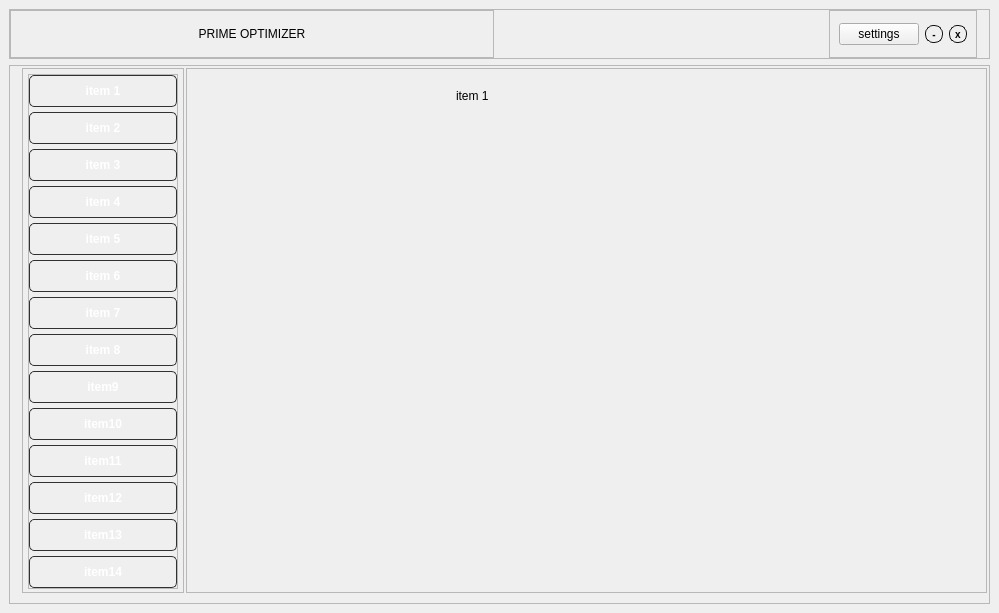
ratestheme/project-1, file interface.ui: the form before one commit.
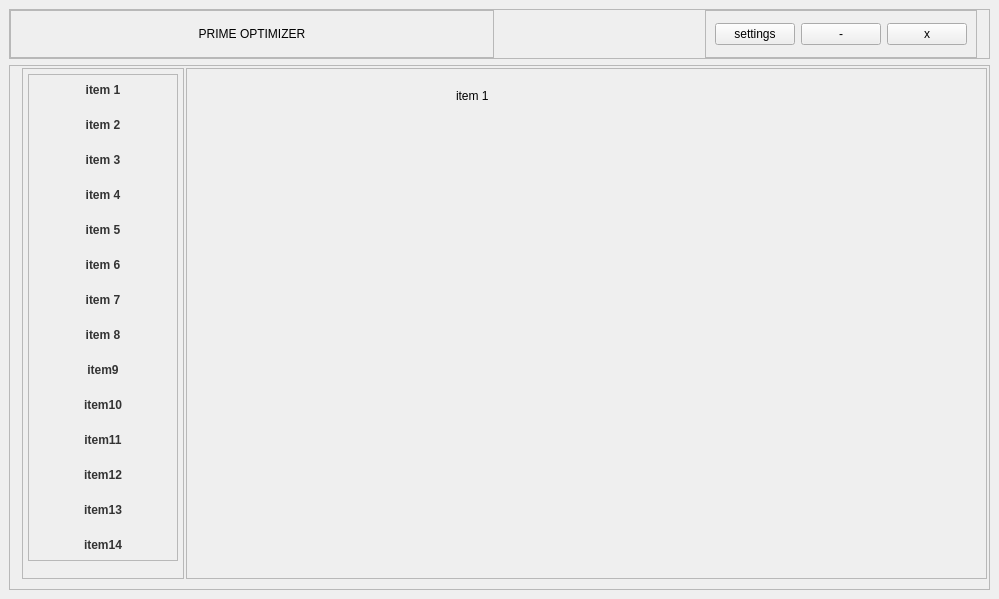
The form after the commit.

Diff of the .ui file:
```diff
--- a/interface.ui
+++ b/interface.ui
@@ -131,26 +131,7 @@
           <item>
            <widget class="QPushButton" name="pushButton_17">
             <property name="styleSheet">
-             <string notr="true">QPushButton {
-    background: transparent;
-    border-radius: 8px;  /* Half of height for perfect round */
-    border:1px solid #111111;
-    color: black;
-  
-    font-size: 10px;
-    font-weight: bold;
-    min-width: 16px;
-    min-height: 16px;
-}
-
-QPushButton:hover {
-    background: qlineargradient(x1:0, y1:0, x2:1, y2:0, stop:0 #ff4444, stop:1 #ff4333);
-}
-
-QPushButton:pressed {
-    background: qlineargradient(x1:0, y1:0, x2:1, y2:0, stop:0 #ff4444, stop:1 #ff3334);
-    padding-top: 3px;  /* Micro push effect */
-}</string>
+             <string notr="true"/>
             </property>
             <property name="text">
              <string>-</string>
@@ -160,26 +141,7 @@
           <item>
            <widget class="QPushButton" name="pushButton">
             <property name="styleSheet">
-             <string notr="true">QPushButton {
-    background: transparent;
-    border-radius: 8px;  /* Half of height for perfect round */
-    border:1px solid #111111;
-    color: black;
-  
-    font-size: 10px;
-    font-weight: bold;
-    min-width: 16px;
-    min-height: 16px;
-}
-
-QPushButton:hover {
-    background: qlineargradient(x1:0, y1:0, x2:1, y2:0, stop:0 #ff4444, stop:1 #ff4333);
-}
-
-QPushButton:pressed {
-    background: qlineargradient(x1:0, y1:0, x2:1, y2:0, stop:0 #ff4444, stop:1 #ff3334);
-    padding-top: 3px;  /* Micro push effect */
-}</string>
+             <string notr="true"/>
             </property>
             <property name="text">
              <string>x</string>
@@ -286,30 +248,19 @@
               <widget class="QPushButton" name="pushButton_2">
                <property name="styleSheet">
                 <string notr="true">QPushButton {
-    background: qlineargradient(
-        x1:0, y1:0, x2:1, y2:0,
-        stop:0 #222421, stop:1 #333232
-    );
-    border: 1px solid #303231;
-    border-radius: 5px;
-    color: white;
-    padding: 8px 16px;
-    font-weight: bold;
-}
-
-QPushButton:hover {
-    background: qlineargradient(
-        x1:0, y1:0, x2:1, y2:0,
-        stop:0 #333232, stop:1 #222421
-    );
-}
-
-QPushButton:pressed {
-    background: qlineargradient(
-        x1:0, y1:0, x2:1, y2:0,
-        stop:0 #222421, stop:1 #333232
-    );
-}</string>
+                background-color: transparent;
+                border-radius: 5px;
+                color: #333;
+                padding: 8px 16px;
+                font-weight: bold;
+            }
+            QPushButton:hover {
+                background-color: #e0e0e0;
+            }
+            QPushButton:pressed {
+                background-color: #d0d0d0;
+            }
+            </string>
                </property>
                <property name="text">
                 <string>item 1</string>
@@ -320,30 +271,19 @@
               <widget class="QPushButton" name="pushButton_3">
                <property name="styleSheet">
                 <string notr="true">QPushButton {
-    background: qlineargradient(
-        x1:0, y1:0, x2:1, y2:0,
-        stop:0 #222421, stop:1 #333232
-    );
-    border: 1px solid #303231;
-    border-radius: 5px;
-    color: white;
-    padding: 8px 16px;
-    font-weight: bold;
-}
-
-QPushButton:hover {
-    background: qlineargradient(
-        x1:0, y1:0, x2:1, y2:0,
-        stop:0 #333232, stop:1 #222421
-    );
-}
-
-QPushButton:pressed {
-    background: qlineargradient(
-        x1:0, y1:0, x2:1, y2:0,
-        stop:0 #222421, stop:1 #333232
-    );
-}</string>
+                background-color: transparent;
+                border-radius: 5px;
+                color: #333;
+                padding: 8px 16px;
+                font-weight: bold;
+            }
+            QPushButton:hover {
+                background-color: #e0e0e0;
+            }
+            QPushButton:pressed {
+                background-color: #d0d0d0;
+            }
+          </string>
                </property>
                <property name="text">
                 <string>item 2</string>
@@ -354,54 +294,19 @@
               <widget class="QPushButton" name="pushButton_4">
                <property name="styleSheet">
                 <string notr="true">QPushButton {
-    background: qlineargradient(
-        x1:0, y1:0, x2:1, y2:0,
-        stop:0 #222421, stop:1 #333232
-    );
-    border: 1px solid #303231;
-    border-radius: 5px;
-    color: white;
-    padding: 8px 16px;
-    font-weight: bold;
-}
-
-QPushButton:hover {
-    background: qlineargradient(
-        x1:0, y1:0, x2:1, y2:0,
-        stop:0 #333232, stop:1 #222421
-    );
-}
-
-QPushButton:pressed {
-    background: qlineargradient(
-        x1:0, y1:0, x2:1, y2:0,
-        stop:0 #222421, stop:1 #333232
-    );
-}QPushButton {
-    background: qlineargradient(
-        x1:0, y1:0, x2:1, y2:0,
-        stop:0 #222421, stop:1 #333232
-    );
-    border: 1px solid #303231;
-    border-radius: 5px;
-    color: white;
-    padding: 8px 16px;
-    font-weight: bold;
-}
-
-QPushButton:hover {
-    background: qlineargradient(
-        x1:0, y1:0, x2:1, y2:0,
-        stop:0 #333232, stop:1 #222421
-    );
-}
-
-QPushButton:pressed {
-    background: qlineargradient(
-        x1:0, y1:0, x2:1, y2:0,
-        stop:0 #222421, stop:1 #333232
-    );
-}</string>
+                background-color: transparent;
+                border-radius: 5px;
+                color: #333;
+                padding: 8px 16px;
+                font-weight: bold;
+            }
+            QPushButton:hover {
+                background-color: #e0e0e0;
+            }
+            QPushButton:pressed {
+                background-color: #d0d0d0;
+            }
+          </string>
                </property>
                <property name="text">
                 <string>item 3</string>
@@ -412,30 +317,19 @@
               <widget class="QPushButton" name="pushButton_5">
                <property name="styleSheet">
                 <string notr="true">QPushButton {
-    background: qlineargradient(
-        x1:0, y1:0, x2:1, y2:0,
-        stop:0 #222421, stop:1 #333232
-    );
-    border: 1px solid #303231;
-    border-radius: 5px;
-    color: white;
-    padding: 8px 16px;
-    font-weight: bold;
-}
-
-QPushButton:hover {
-    background: qlineargradient(
-        x1:0, y1:0, x2:1, y2:0,
-        stop:0 #333232, stop:1 #222421
-    );
-}
-
-QPushButton:pressed {
-    background: qlineargradient(
-        x1:0, y1:0, x2:1, y2:0,
-        stop:0 #222421, stop:1 #333232
-    );
-}</string>
+                background-color: transparent;
+                border-radius: 5px;
+                color: #333;
+                padding: 8px 16px;
+                font-weight: bold;
+            }
+            QPushButton:hover {
+                background-color: #e0e0e0;
+            }
+            QPushButton:pressed {
+                background-color: #d0d0d0;
+            }
+          </string>
                </property>
                <property name="text">
                 <string>item 4</string>
@@ -446,30 +340,19 @@
               <widget class="QPushButton" name="pushButton_6">
                <property name="styleSheet">
                 <string notr="true">QPushButton {
-    background: qlineargradient(
-        x1:0, y1:0, x2:1, y2:0,
-        stop:0 #222421, stop:1 #333232
-    );
-    border: 1px solid #303231;
-    border-radius: 5px;
-    color: white;
-    padding: 8px 16px;
-    font-weight: bold;
-}
-
-QPushButton:hover {
-    background: qlineargradient(
-        x1:0, y1:0, x2:1, y2:0,
-        stop:0 #333232, stop:1 #222421
-    );
-}
-
-QPushButton:pressed {
-    background: qlineargradient(
-        x1:0, y1:0, x2:1, y2:0,
-        stop:0 #222421, stop:1 #333232
-    );
-}</string>
+                background-color: transparent;
+                border-radius: 5px;
+                color: #333;
+                padding: 8px 16px;
+                font-weight: bold;
+            }
+            QPushButton:hover {
+                background-color: #e0e0e0;
+            }
+            QPushButton:pressed {
+                background-color: #d0d0d0;
+            }
+          </string>
                </property>
                <property name="text">
                 <string>item 5</string>
@@ -480,30 +363,19 @@
               <widget class="QPushButton" name="pushButton_7">
                <property name="styleSheet">
                 <string notr="true">QPushButton {
-    background: qlineargradient(
-        x1:0, y1:0, x2:1, y2:0,
-        stop:0 #222421, stop:1 #333232
-    );
-    border: 1px solid #303231;
-    border-radius: 5px;
-    color: white;
-    padding: 8px 16px;
-    font-weight: bold;
-}
-
-QPushButton:hover {
-    background: qlineargradient(
-        x1:0, y1:0, x2:1, y2:0,
-        stop:0 #333232, stop:1 #222421
-    );
-}
-
-QPushButton:pressed {
-    background: qlineargradient(
-        x1:0, y1:0, x2:1, y2:0,
-        stop:0 #222421, stop:1 #333232
-    );
-}</string>
+                background-color: transparent;
+                border-radius: 5px;
+                color: #333;
+                padding: 8px 16px;
+                font-weight: bold;
+            }
+            QPushButton:hover {
+                background-color: #e0e0e0;
+            }
+            QPushButton:pressed {
+                background-color: #d0d0d0;
+            }
+          </string>
                </property>
                <property name="text">
                 <string>item 6</string>
@@ -514,30 +386,19 @@
               <widget class="QPushButton" name="pushButton_8">
                <property name="styleSheet">
                 <string notr="true">QPushButton {
-    background: qlineargradient(
-        x1:0, y1:0, x2:1, y2:0,
-        stop:0 #222421, stop:1 #333232
-    );
-    border: 1px solid #303231;
-    border-radius: 5px;
-    color: white;
-    padding: 8px 16px;
-    font-weight: bold;
-}
-
-QPushButton:hover {
-    background: qlineargradient(
-        x1:0, y1:0, x2:1, y2:0,
-        stop:0 #333232, stop:1 #222421
-    );
-}
-
-QPushButton:pressed {
-    background: qlineargradient(
-        x1:0, y1:0, x2:1, y2:0,
-        stop:0 #222421, stop:1 #333232
-    );
-}</string>
+                background-color: transparent;
+                border-radius: 5px;
+                color: #333;
+                padding: 8px 16px;
+                font-weight: bold;
+            }
+            QPushButton:hover {
+                background-color: #e0e0e0;
+            }
+            QPushButton:pressed {
+                background-color: #d0d0d0;
+            }
+          </string>
                </property>
                <property name="text">
                 <string>item 7</string>
@@ -548,30 +409,19 @@
               <widget class="QPushButton" name="pushButton_9">
                <property name="styleSheet">
                 <string notr="true">QPushButton {
-    background: qlineargradient(
-        x1:0, y1:0, x2:1, y2:0,
-        stop:0 #222421, stop:1 #333232
-    );
-    border: 1px solid #303231;
-    border-radius: 5px;
-    color: white;
-    padding: 8px 16px;
-    font-weight: bold;
-}
-
-QPushButton:hover {
-    background: qlineargradient(
-        x1:0, y1:0, x2:1, y2:0,
-        stop:0 #333232, stop:1 #222421
-    );
-}
-
-QPushButton:pressed {
-    background: qlineargradient(
-        x1:0, y1:0, x2:1, y2:0,
-        stop:0 #222421, stop:1 #333232
-    );
-}</string>
+                background-color: transparent;
+                border-radius: 5px;
+                color: #333;
+                padding: 8px 16px;
+                font-weight: bold;
+            }
+            QPushButton:hover {
+                background-color: #e0e0e0;
+            }
+            QPushButton:pressed {
+                background-color: #d0d0d0;
+            }
+          </string>
                </property>
                <property name="text">
                 <string>item 8</string>
@@ -582,30 +432,19 @@
               <widget class="QPushButton" name="pushButton_10">
                <property name="styleSheet">
                 <string notr="true">QPushButton {
-    background: qlineargradient(
-        x1:0, y1:0, x2:1, y2:0,
-        stop:0 #222421, stop:1 #333232
-    );
-    border: 1px solid #303231;
-    border-radius: 5px;
-    color: white;
-    padding: 8px 16px;
-    font-weight: bold;
-}
-
-QPushButton:hover {
-    background: qlineargradient(
-        x1:0, y1:0, x2:1, y2:0,
-        stop:0 #333232, stop:1 #222421
-    );
-}
-
-QPushButton:pressed {
-    background: qlineargradient(
-        x1:0, y1:0, x2:1, y2:0,
-        stop:0 #222421, stop:1 #333232
-    );
-}</string>
+                background-color: transparent;
+                border-radius: 5px;
+                color: #333;
+                padding: 8px 16px;
+                font-weight: bold;
+            }
+            QPushButton:hover {
+                background-color: #e0e0e0;
+            }
+            QPushButton:pressed {
+                background-color: #d0d0d0;
+            }
+          </string>
                </property>
                <property name="text">
                 <string>item9</string>
@@ -616,30 +455,19 @@
               <widget class="QPushButton" name="pushButton_11">
                <property name="styleSheet">
                 <string notr="true">QPushButton {
-    background: qlineargradient(
-        x1:0, y1:0, x2:1, y2:0,
-        stop:0 #222421, stop:1 #333232
-    );
-    border: 1px solid #303231;
-    border-radius: 5px;
-    color: white;
-    padding: 8px 16px;
-    font-weight: bold;
-}
-
-QPushButton:hover {
-    background: qlineargradient(
-        x1:0, y1:0, x2:1, y2:0,
-        stop:0 #333232, stop:1 #222421
-    );
-}
-
-QPushButton:pressed {
-    background: qlineargradient(
-        x1:0, y1:0, x2:1, y2:0,
-        stop:0 #222421, stop:1 #333232
-    );
-}</string>
+                background-color: transparent;
+                border-radius: 5px;
+                color: #333;
+                padding: 8px 16px;
+                font-weight: bold;
+            }
+            QPushButton:hover {
+                background-color: #e0e0e0;
+            }
+            QPushButton:pressed {
+                background-color: #d0d0d0;
+            }
+          </string>
                </property>
                <property name="text">
                 <string>item10</string>
@@ -650,30 +478,19 @@
               <widget class="QPushButton" name="pushButton_12">
                <property name="styleSheet">
                 <string notr="true">QPushButton {
-    background: qlineargradient(
-        x1:0, y1:0, x2:1, y2:0,
-        stop:0 #222421, stop:1 #333232
-    );
-    border: 1px solid #303231;
-    border-radius: 5px;
-    color: white;
-    padding: 8px 16px;
-    font-weight: bold;
-}
-
-QPushButton:hover {
-    background: qlineargradient(
-        x1:0, y1:0, x2:1, y2:0,
-        stop:0 #333232, stop:1 #222421
-    );
-}
-
-QPushButton:pressed {
-    background: qlineargradient(
-        x1:0, y1:0, x2:1, y2:0,
-        stop:0 #222421, stop:1 #333232
-    );
-}</string>
+                background-color: transparent;
+                border-radius: 5px;
+                color: #333;
+                padding: 8px 16px;
+                font-weight: bold;
+            }
+            QPushButton:hover {
+                background-color: #e0e0e0;
+            }
+            QPushButton:pressed {
+                background-color: #d0d0d0;
+            }
+          </string>
                </property>
                <property name="text">
                 <string>item11</string>
@@ -684,30 +501,19 @@
               <widget class="QPushButton" name="pushButton_13">
                <property name="styleSheet">
                 <string notr="true">QPushButton {
-    background: qlineargradient(
-        x1:0, y1:0, x2:1, y2:0,
-        stop:0 #222421, stop:1 #333232
-    );
-    border: 1px solid #303231;
-    border-radius: 5px;
-    color: white;
-    padding: 8px 16px;
-    font-weight: bold;
-}
-
-QPushButton:hover {
-    background: qlineargradient(
-        x1:0, y1:0, x2:1, y2:0,
-        stop:0 #333232, stop:1 #222421
-    );
-}
-
-QPushButton:pressed {
-    background: qlineargradient(
-        x1:0, y1:0, x2:1, y2:0,
-        stop:0 #222421, stop:1 #333232
-    );
-}</string>
+                background-color: transparent;
+                border-radius: 5px;
+                color: #333;
+                padding: 8px 16px;
+                font-weight: bold;
+            }
+            QPushButton:hover {
+                background-color: #e0e0e0;
+            }
+            QPushButton:pressed {
+                background-color: #d0d0d0;
+            }
+          </string>
                </property>
                <property name="text">
                 <string>item12</string>
@@ -718,30 +524,19 @@
               <widget class="QPushButton" name="pushButton_14">
                <property name="styleSheet">
                 <string notr="true">QPushButton {
-    background: qlineargradient(
-        x1:0, y1:0, x2:1, y2:0,
-        stop:0 #222421, stop:1 #333232
-    );
-    border: 1px solid #303231;
-    border-radius: 5px;
-    color: white;
-    padding: 8px 16px;
-    font-weight: bold;
-}
-
-QPushButton:hover {
-    background: qlineargradient(
-        x1:0, y1:0, x2:1, y2:0,
-        stop:0 #333232, stop:1 #222421
-    );
-}
-
-QPushButton:pressed {
-    background: qlineargradient(
-        x1:0, y1:0, x2:1, y2:0,
-        stop:0 #222421, stop:1 #333232
-    );
-}</string>
+                background-color: transparent;
+                border-radius: 5px;
+                color: #333;
+                padding: 8px 16px;
+                font-weight: bold;
+            }
+            QPushButton:hover {
+                background-color: #e0e0e0;
+            }
+            QPushButton:pressed {
+                background-color: #d0d0d0;
+            }
+          </string>
                </property>
                <property name="text">
                 <string>item13</string>
@@ -752,30 +547,19 @@
               <widget class="QPushButton" name="pushButton_15">
                <property name="styleSheet">
                 <string notr="true">QPushButton {
-    background: qlineargradient(
-        x1:0, y1:0, x2:1, y2:0,
-        stop:0 #222421, stop:1 #333232
-    );
-    border: 1px solid #303231;
-    border-radius: 5px;
-    color: white;
-    padding: 8px 16px;
-    font-weight: bold;
-}
-
-QPushButton:hover {
-    background: qlineargradient(
-        x1:0, y1:0, x2:1, y2:0,
-        stop:0 #333232, stop:1 #222421
-    );
-}
-
-QPushButton:pressed {
-    background: qlineargradient(
-        x1:0, y1:0, x2:1, y2:0,
-        stop:0 #222421, stop:1 #333232
-    );
-}</string>
+                background-color: transparent;
+                border-radius: 5px;
+                color: #333;
+                padding: 8px 16px;
+                font-weight: bold;
+            }
+            QPushButton:hover {
+                background-color: #e0e0e0;
+            }
+            QPushButton:pressed {
+                background-color: #d0d0d0;
+            }
+          </string>
                </property>
                <property name="text">
                 <string>item14</string>
```
